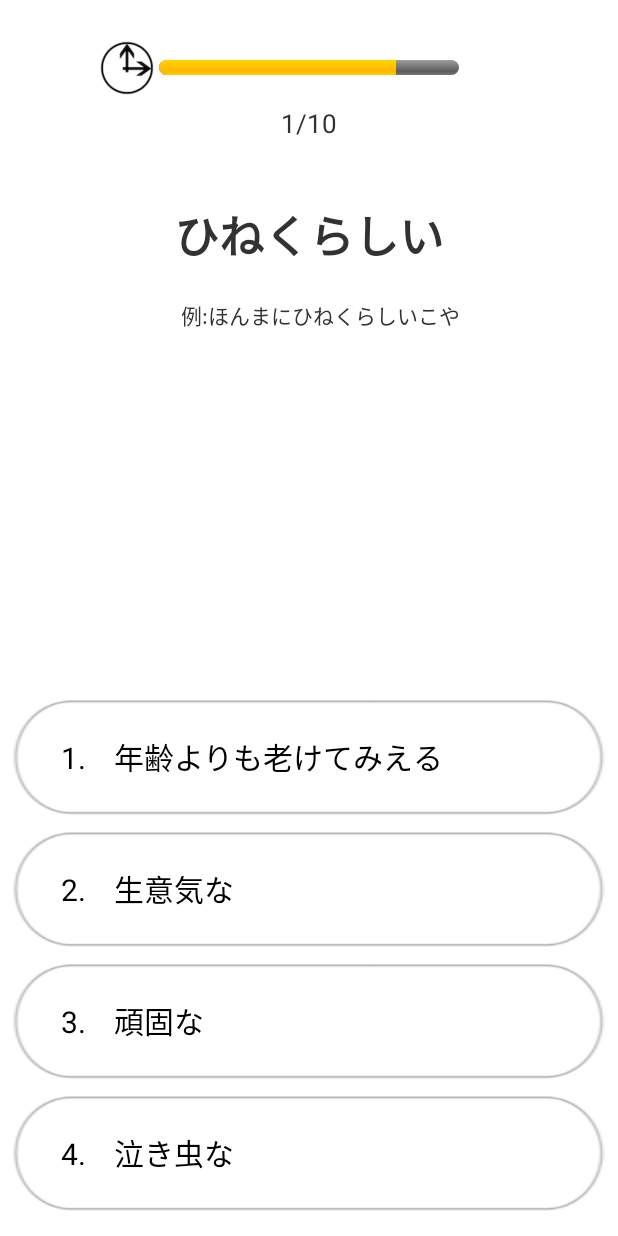
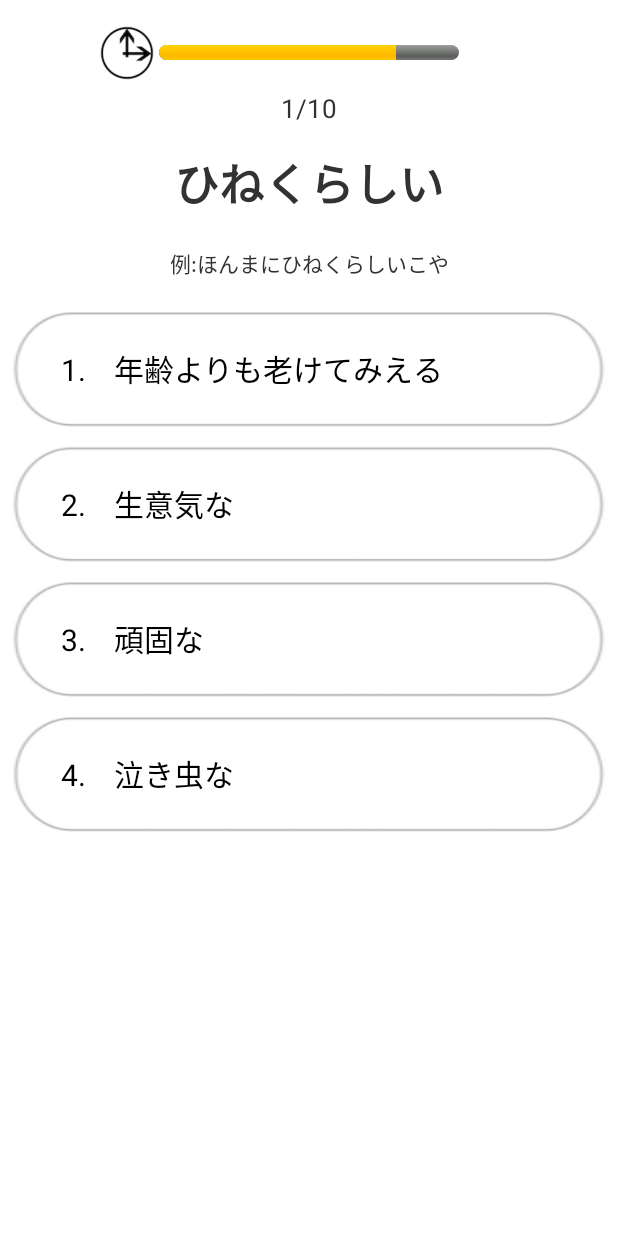
Before and after one commit to mori-mori/ToyamabenQuizuDroidVer, an Android app: the screen it shows after launch (QuestionActivity), after a tap on an icon or button, on a phone screen of 412 x 824 dp. Run offline under Robolectric (Android 15) with nearby library versions, the phone set to English and light mode, and no system bars.

Commit message:
微調整完了。とりま完成？

```diff
--- a/app/src/main/res/layout/activity_question.xml
+++ b/app/src/main/res/layout/activity_question.xml
@@ -16,7 +16,7 @@
         android:layout_marginLeft="8dp"
         android:layout_marginRight="8dp"
         android:layout_marginStart="8dp"
-        android:layout_marginTop="40dp"
+        android:layout_marginTop="15dp"
         android:text="あいそんない"
         android:textSize="30sp"
         android:textStyle="bold"
@@ -52,13 +52,12 @@
         app:layout_constraintLeft_toLeftOf="parent"
         app:layout_constraintRight_toRightOf="parent"
         app:layout_constraintTop_toBottomOf="@+id/questionTextView"
-        app:layout_constraintHorizontal_bias="0.535"/>
+        />
 
     <Button
         android:id="@+id/answer1Button"
         android:layout_width="0dp"
         android:layout_height="80dp"
-        android:layout_marginBottom="8dp"
         android:layout_marginEnd="8dp"
         android:layout_marginLeft="8dp"
         android:layout_marginRight="8dp"
@@ -67,16 +66,16 @@
         android:text="だらしない"
         android:textAlignment="viewStart"
         android:textSize="20sp"
-        app:layout_constraintBottom_toTopOf="@+id/answer2Button"
         app:layout_constraintHorizontal_bias="0.0"
         app:layout_constraintLeft_toLeftOf="parent"
-        app:layout_constraintRight_toRightOf="parent"/>
+        app:layout_constraintRight_toRightOf="parent"
+        android:layout_marginTop="20dp"
+        app:layout_constraintTop_toBottomOf="@+id/questionExampleTextView"/>
 
     <Button
         android:id="@+id/answer2Button"
         android:layout_width="0dp"
         android:layout_height="80dp"
-        android:layout_marginBottom="8dp"
         android:layout_marginEnd="8dp"
         android:layout_marginLeft="8dp"
         android:layout_marginRight="8dp"
@@ -85,16 +84,16 @@
         android:text="かわいい"
         android:textAlignment="viewStart"
         android:textSize="20sp"
-        app:layout_constraintBottom_toTopOf="@+id/answer3Button"
         app:layout_constraintHorizontal_bias="0.0"
         app:layout_constraintLeft_toLeftOf="parent"
-        app:layout_constraintRight_toRightOf="parent"/>
+        app:layout_constraintRight_toRightOf="parent"
+        android:layout_marginTop="10dp"
+        app:layout_constraintTop_toBottomOf="@+id/answer1Button"/>
 
     <Button
         android:id="@+id/answer3Button"
         android:layout_width="0dp"
         android:layout_height="80dp"
-        android:layout_marginBottom="8dp"
         android:layout_marginEnd="8dp"
         android:layout_marginLeft="8dp"
         android:layout_marginRight="8dp"
@@ -103,16 +102,16 @@
         android:text="あいそうがない"
         android:textAlignment="viewStart"
         android:textSize="20sp"
-        app:layout_constraintBottom_toTopOf="@+id/answer4Button"
         app:layout_constraintHorizontal_bias="0.0"
         app:layout_constraintLeft_toLeftOf="parent"
-        app:layout_constraintRight_toRightOf="parent"/>
+        app:layout_constraintRight_toRightOf="parent"
+        android:layout_marginTop="10dp"
+        app:layout_constraintTop_toBottomOf="@+id/answer2Button"/>
 
     <Button
         android:id="@+id/answer4Button"
         android:layout_width="0dp"
         android:layout_height="80dp"
-        android:layout_marginBottom="15dp"
         android:layout_marginEnd="8dp"
         android:layout_marginLeft="8dp"
         android:layout_marginRight="8dp"
@@ -121,10 +120,11 @@
         android:text="わびしい"
         android:textAlignment="viewStart"
         android:textSize="20sp"
-        app:layout_constraintBottom_toBottomOf="parent"
         app:layout_constraintHorizontal_bias="0.0"
         app:layout_constraintLeft_toLeftOf="parent"
-        app:layout_constraintRight_toRightOf="parent"/>
+        app:layout_constraintRight_toRightOf="parent"
+        android:layout_marginTop="10dp"
+        app:layout_constraintTop_toBottomOf="@+id/answer3Button"/>
 
     <ProgressBar
         android:id="@+id/timeProgressBar"
@@ -133,7 +133,7 @@
         android:layout_height="10dp"
         android:layout_marginLeft="8dp"
         android:layout_marginRight="8dp"
-        android:layout_marginTop="40dp"
+        android:layout_marginTop="30dp"
         app:layout_constraintLeft_toLeftOf="parent"
         app:layout_constraintRight_toRightOf="parent"
         app:layout_constraintTop_toTopOf="parent"/>
@@ -150,7 +150,8 @@
         app:layout_constraintBottom_toBottomOf="parent"
         app:layout_constraintLeft_toLeftOf="parent"
         app:layout_constraintRight_toRightOf="parent"
-        app:layout_constraintTop_toTopOf="parent"/>
+        app:layout_constraintTop_toTopOf="parent"
+        app:layout_constraintVertical_bias="0.406"/>
 
     <ImageView
         android:id="@+id/incorrectImageView"
@@ -162,17 +163,17 @@
         android:layout_marginTop="8dp"
         android:alpha="0"
         app:layout_constraintBottom_toBottomOf="parent"
-        app:layout_constraintHorizontal_bias="0.5"
         app:layout_constraintLeft_toLeftOf="parent"
         app:layout_constraintRight_toRightOf="parent"
-        app:layout_constraintTop_toTopOf="parent"/>
+        app:layout_constraintTop_toTopOf="parent"
+        app:layout_constraintVertical_bias="0.406"/>
 
     <ImageView
         android:id="@+id/imageView2"
         android:layout_width="40dp"
         android:layout_height="40dp"
         android:layout_marginRight="1dp"
-        android:layout_marginTop="25dp"
+        android:layout_marginTop="15dp"
         android:src="@drawable/timer"
         app:layout_constraintRight_toLeftOf="@+id/timeProgressBar"
         app:layout_constraintTop_toTopOf="parent"
--- a/app/src/main/res/values/strings.xml
+++ b/app/src/main/res/values/strings.xml
@@ -1,3 +1,3 @@
 <resources>
-    <string name="app_name">ToyamabenQuizu</string>
+    <string name="app_name">富山弁クイズ</string>
 </resources>
```
Also changed, not shown: app/src/main/res/drawable/startViewBackgroundImage3.png (deleted), 25 other files.
